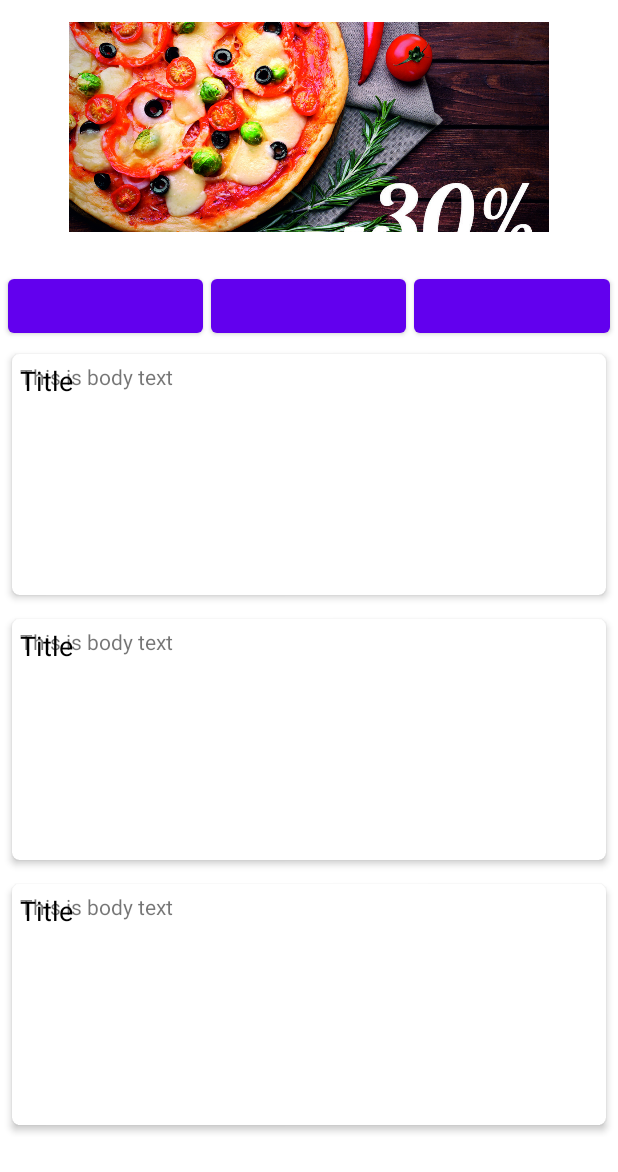
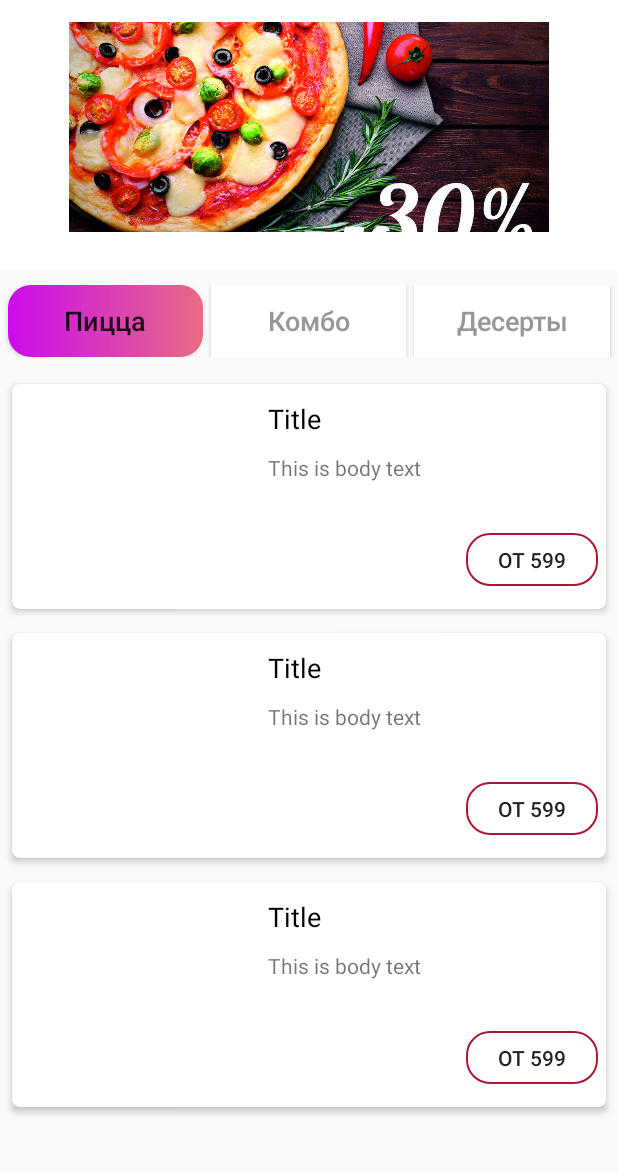
Before and after one commit to Kyshnarev-Aleksandr/retrofit_fragment_mvvm, an Android app: the layout fragment_blank.xml on its own in the app's theme, with its tools: preview values and no code run, on a phone screen of 412 x 824 dp. Shown: the top 1172 px of the screen. Run offline under Robolectric (Android 15) with nearby library versions, the phone set to English and light mode, and no system bars.

Commit message:
ljhhf,jnrf

```diff
--- /dev/null
+++ b/app/src/main/res/drawable/price_button.xml
@@ -0,0 +1,10 @@
+<?xml version="1.0" encoding="utf-8"?>
+<shape xmlns:android="http://schemas.android.com/apk/res/android">
+
+
+    <stroke android:width="1dp" android:color="@color/color_p"/>
+    <corners android:radius="15dp"/>
+
+
+
+</shape>
--- /dev/null
+++ b/app/src/main/res/drawable/top_navigation.xml
@@ -0,0 +1,8 @@
+<?xml version="1.0" encoding="utf-8"?>
+<shape xmlns:android="http://schemas.android.com/apk/res/android">
+
+    <corners android:radius="15dp"/>
+    <gradient android:startColor="@color/neon"
+        android:endColor="@color/ferst"/>
+
+</shape>
--- a/app/src/main/res/layout/fragment_blank.xml
+++ b/app/src/main/res/layout/fragment_blank.xml
@@ -5,7 +5,7 @@
     xmlns:tools="http://schemas.android.com/tools"
     android:layout_width="match_parent"
     android:layout_height="match_parent"
-    tools:context=".ui.BlankFragment">
+    tools:context=".ui.FoodFragment">
 
 
 
@@ -49,7 +49,9 @@
             android:id="@+id/LinerLayout"
             android:layout_width="match_parent"
             android:layout_height="wrap_content"
-            android:orientation="horizontal">
+            android:orientation="horizontal"
+            android:paddingTop="10dp"
+            android:paddingBottom="10dp">
 
             <Button
                 android:id="@+id/button1"
@@ -57,20 +59,35 @@
                 android:layout_height="wrap_content"
                 android:layout_weight="1"
                 android:layout_marginStart="5dp"
+                android:background="@drawable/top_navigation"
+                android:text="Пицца"
+                android:textSize="18sp"
+                android:textAllCaps="false"
                 />
             <Button
                 android:id="@+id/button2"
                 android:layout_width="0dp"
                 android:layout_height="wrap_content"
                 android:layout_weight="1"
-                android:layout_marginStart="5dp"/>
+                android:layout_marginStart="5dp"
+                android:background="@color/white"
+                android:text="Комбо"
+                android:textSize="18sp"
+                android:textAllCaps="false"
+                android:textColor="@color/gray"/>
             <Button
                 android:id="@+id/button3"
                 android:layout_width="0dp"
                 android:layout_height="wrap_content"
                 android:layout_weight="1"
                 android:layout_marginStart="5dp"
-                android:layout_marginEnd="5dp"/>
+                android:layout_marginEnd="5dp"
+                android:background="@color/white"
+                android:textColor="@color/gray"
+                android:text="Десерты"
+                android:textSize="18sp"
+                android:textAllCaps="false"
+                />
 
 
         </LinearLayout>
@@ -83,7 +100,6 @@
             android:layout_width="match_parent"
             android:layout_height="wrap_content"
             tools:listitem="@layout/item"
-
             />
     </RelativeLayout>
 
--- a/app/src/main/res/layout/item.xml
+++ b/app/src/main/res/layout/item.xml
@@ -2,11 +2,12 @@
 <androidx.cardview.widget.CardView
     xmlns:android="http://schemas.android.com/apk/res/android"
     android:layout_width="match_parent"
-    android:layout_height="wrap_content"
+    android:layout_height="150dp"
     xmlns:app="http://schemas.android.com/apk/res-auto"
     android:layout_margin="8dp"
     app:cardCornerRadius="5dp"
-    app:cardElevation="3dp">
+    app:cardElevation="3dp"
+    android:padding="10dp">
 
     <RelativeLayout
         android:layout_width="match_parent"
@@ -17,8 +18,7 @@
             android:id="@+id/image"
             android:layout_width="150dp"
             android:layout_height="150dp"
-            app:layout_constraintStart_toEndOf="@id/tvBody"
-            android:layout_marginStart="25sp"/>
+            />
 
 
         <TextView
@@ -26,8 +26,10 @@
             android:layout_width="wrap_content"
             android:layout_height="wrap_content"
             android:text="This is body text"
-            app:layout_constraintStart_toStartOf="parent"
-            app:layout_constraintTop_toBottomOf="@+id/tvTitle"
+            android:layout_toEndOf="@+id/image"
+            android:layout_below="@+id/tvTitle"
+            android:padding="5dp"
+            android:layout_marginStart="10dp"
 
             />
 
@@ -38,9 +40,18 @@
             android:text="Title"
             android:textColor="@color/black"
             android:textSize="18sp"
-            app:layout_constraintStart_toStartOf="parent"
-            app:layout_constraintTop_toTopOf="parent"/>
+           android:layout_toEndOf="@+id/image"
+            android:padding="5dp"
+            android:layout_marginStart="10dp"/>
 
+        <Button
+            android:layout_width="wrap_content"
+            android:layout_height="35dp"
+            android:layout_alignParentBottom="true"
+            android:layout_alignParentEnd="true"
+            android:layout_marginBottom="10dp"
+            android:background="@drawable/price_button"
+            android:text="От 599"/>
 
 
 
--- a/app/src/main/res/values-night/themes.xml
+++ b/app/src/main/res/values-night/themes.xml
@@ -1,6 +1,6 @@
 <resources xmlns:tools="http://schemas.android.com/tools">
     <!-- Base application theme. -->
-    <style name="Theme.Food_shop_app" parent="Theme.MaterialComponents.DayNight.DarkActionBar">
+    <style name="Theme.Food_shop_app" parent="Theme.AppCompat.Light.NoActionBar">
         <!-- Primary brand color. -->
         <item name="colorPrimary">@color/purple_200</item>
         <item name="colorPrimaryVariant">@color/purple_700</item>
--- a/app/src/main/res/values/colors.xml
+++ b/app/src/main/res/values/colors.xml
@@ -7,6 +7,8 @@
     <color name="teal_700">#FF018786</color>
     <color name="black">#FF000000</color>
     <color name="white">#FFFFFFFF</color>
+    <color name="gray">#979797</color>
     <color name="color_p">#AA1835</color>
     <color name="ferst">#E86B84</color>
+    <color name="neon">#CC0BED</color>
 </resources>
--- a/app/src/main/res/values/themes.xml
+++ b/app/src/main/res/values/themes.xml
@@ -1,8 +1,8 @@
 <resources xmlns:tools="http://schemas.android.com/tools">
     <!-- Base application theme. -->
-    <style name="Theme.Food_shop_app" parent="Theme.MaterialComponents.DayNight.DarkActionBar">
+    <style name="Theme.Food_shop_app" parent="Theme.AppCompat.Light">
         <!-- Primary brand color. -->
-        <item name="colorPrimary">@color/purple_500</item>
+        <item name="colorPrimary">@color/white</item>
         <item name="colorPrimaryVariant">@color/purple_700</item>
         <item name="colorOnPrimary">@color/white</item>
         <!-- Secondary brand color. -->
```
Also changed, not shown: app/src/main/java/com/kushnarev/food_shop_app/ui/BaskedFragment.java (added, +66 -0 lines), app/src/main/java/com/kushnarev/food_shop_app/ui/FoodFragment.java (renamed from app/src/main/java/com/kushnarev/food_shop_app/ui/BlankFragment.java, +25 -1 lines), app/src/main/java/com/kushnarev/food_shop_app/ui/MainActivity.java (+42 -2 lines), app/src/main/java/com/kushnarev/food_shop_app/ui/ProfileFragment.java (added, +66 -0 lines), app/src/main/res/layout/fragment_basked.xml (added, +14 -0 lines), app/src/main/res/layout/fragment_profile.xml (added, +14 -0 lines).
